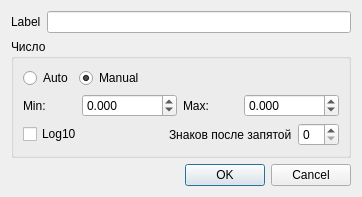
First picture: the form in lib/kb4/ui/plots/base/axisvalueconfig.ui, repository koshi8bit/lib, before the edit.
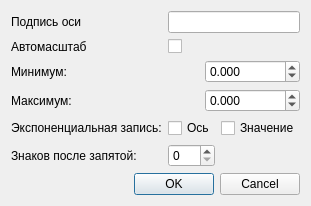
Second picture: the form after the edit. Custom widgets are drawn as their Qt base class.

```diff
--- a/lib/kb4/ui/plots/base/axisvalueconfig.ui
+++ b/lib/kb4/ui/plots/base/axisvalueconfig.ui
@@ -6,8 +6,8 @@
    <rect>
     <x>0</x>
     <y>0</y>
-    <width>362</width>
-    <height>188</height>
+    <width>294</width>
+    <height>195</height>
    </rect>
   </property>
   <property name="sizePolicy">
@@ -21,105 +21,84 @@
   </property>
   <layout class="QVBoxLayout" name="verticalLayout_2">
    <item>
-    <layout class="QHBoxLayout" name="horizontalLayout">
-     <item>
-      <widget class="QLabel" name="labelLabel">
+    <layout class="QGridLayout" name="gridLayout">
+     <item row="4" column="1">
+      <widget class="QCheckBox" name="checkBoxScientificNotationAxis">
        <property name="text">
-        <string>Label</string>
+        <string>Ось</string>
        </property>
       </widget>
      </item>
-     <item>
-      <widget class="QLineEdit" name="lineEditLabel"/>
-     </item>
-    </layout>
-   </item>
-   <item>
-    <layout class="QVBoxLayout" name="verticalLayout">
-     <item>
-      <widget class="QGroupBox" name="groupBoxNumeric">
-       <property name="title">
-        <string>Число</string>
-       </property>
-       <layout class="QVBoxLayout" name="verticalLayout_3">
-        <item>
-         <layout class="QHBoxLayout" name="horizontalLayout_2">
-          <item>
-           <widget class="QRadioButton" name="radioButtonAuto">
+     <item row="4" column="2">
+      <widget class="QCheckBox" name="checkBoxScientificNotationTick">
             <property name="text">
-             <string>Auto</string>
+        <string>Значение</string>
             </property>
            </widget>
           </item>
-          <item>
-           <widget class="QRadioButton" name="radioButtonManual">
-            <property name="text">
-             <string>Manual</string>
-            </property>
-            <property name="checked">
-             <bool>true</bool>
-            </property>
-           </widget>
-          </item>
-          <item>
-           <spacer name="horizontalSpacer_3">
-            <property name="orientation">
-             <enum>Qt::Horizontal</enum>
-            </property>
-            <property name="sizeHint" stdset="0">
-             <size>
-              <width>40</width>
-              <height>20</height>
-             </size>
-            </property>
-           </spacer>
-          </item>
-         </layout>
-        </item>
-        <item>
-         <layout class="QHBoxLayout" name="horizontalLayout_4">
-          <item>
+     <item row="2" column="0">
            <widget class="QLabel" name="labelMin">
             <property name="text">
-             <string>Min:</string>
+        <string>Минимум:</string>
             </property>
             <property name="alignment">
              <set>Qt::AlignLeading|Qt::AlignLeft|Qt::AlignVCenter</set>
             </property>
            </widget>
           </item>
-          <item>
-           <widget class="ScientificNotationEdit" name="scientificNotationEditMin" native="true"/>
-          </item>
-          <item>
-           <widget class="QDoubleSpinBox" name="doubleSpinBoxMin">
-            <property name="minimumSize">
-             <size>
-              <width>65</width>
-              <height>0</height>
-             </size>
-            </property>
-            <property name="decimals">
-             <number>3</number>
-            </property>
-            <property name="minimum">
-             <double>-9999999999.000000000000000</double>
-            </property>
-            <property name="maximum">
-             <double>9999999999.000000000000000</double>
-            </property>
-           </widget>
-          </item>
-          <item>
+     <item row="1" column="1">
+      <widget class="QCheckBox" name="checkBox">
+       <property name="text">
+        <string/>
+       </property>
+      </widget>
+     </item>
+     <item row="5" column="0">
+      <widget class="QLabel" name="labelNumberPrecision">
+       <property name="text">
+        <string>Знаков после запятой:</string>
+       </property>
+      </widget>
+     </item>
+     <item row="3" column="0">
            <widget class="QLabel" name="labelMax">
             <property name="text">
-             <string>Max:</string>
+        <string>Максимум:</string>
             </property>
             <property name="alignment">
              <set>Qt::AlignLeading|Qt::AlignLeft|Qt::AlignVCenter</set>
             </property>
            </widget>
           </item>
+     <item row="1" column="0">
+      <widget class="QLabel" name="label_2">
+       <property name="text">
+        <string>Автомасштаб</string>
+       </property>
+      </widget>
+     </item>
+     <item row="4" column="0">
+      <widget class="QLabel" name="label">
+       <property name="text">
+        <string>Экспоненциальная зaпись:</string>
+       </property>
+      </widget>
+     </item>
+     <item row="5" column="1">
+      <widget class="QSpinBox" name="spinBoxNumberPrecision"/>
+     </item>
+     <item row="0" column="0">
+      <widget class="QLabel" name="labelLabel">
+       <property name="text">
+        <string>Подпись оси</string>
+       </property>
+      </widget>
+     </item>
+     <item row="0" column="1" colspan="2">
+      <widget class="QLineEdit" name="lineEditLabel"/>
+     </item>
+     <item row="3" column="1" colspan="2">
+      <layout class="QHBoxLayout" name="horizontalLayout_8">
           <item>
            <widget class="ScientificNotationEdit" name="scientificNotationEditMax" native="true"/>
           </item>
@@ -144,42 +123,31 @@
           </item>
          </layout>
         </item>
+     <item row="2" column="1" colspan="2">
+      <layout class="QHBoxLayout" name="horizontalLayout_7">
         <item>
-         <layout class="QHBoxLayout" name="horizontalLayout_3">
-          <item>
-           <widget class="QCheckBox" name="checkBoxLog10">
-            <property name="text">
-             <string>Log10</string>
-            </property>
-           </widget>
+        <widget class="ScientificNotationEdit" name="scientificNotationEditMin" native="true"/>
           </item>
           <item>
-           <spacer name="horizontalSpacer">
-            <property name="orientation">
-             <enum>Qt::Horizontal</enum>
-            </property>
-            <property name="sizeHint" stdset="0">
+        <widget class="QDoubleSpinBox" name="doubleSpinBoxMin">
+         <property name="minimumSize">
              <size>
-              <width>40</width>
-              <height>20</height>
-             </size>
-            </property>
-           </spacer>
-          </item>
-          <item>
-           <widget class="QLabel" name="labelNumberPrecision">
-            <property name="text">
-             <string>Знаков после запятой</string>
-            </property>
-           </widget>
-          </item>
-          <item>
-           <widget class="QSpinBox" name="spinBoxNumberPrecision"/>
-          </item>
-         </layout>
-        </item>
-       </layout>
-      </widget>
+           <width>65</width>
+           <height>0</height>
+          </size>
+         </property>
+         <property name="decimals">
+          <number>3</number>
+         </property>
+         <property name="minimum">
+          <double>-9999999999.000000000000000</double>
+         </property>
+         <property name="maximum">
+          <double>9999999999.000000000000000</double>
+         </property>
+        </widget>
+       </item>
+      </layout>
      </item>
     </layout>
    </item>
```
Lines whose indentation alone changed are shown as unchanged.
